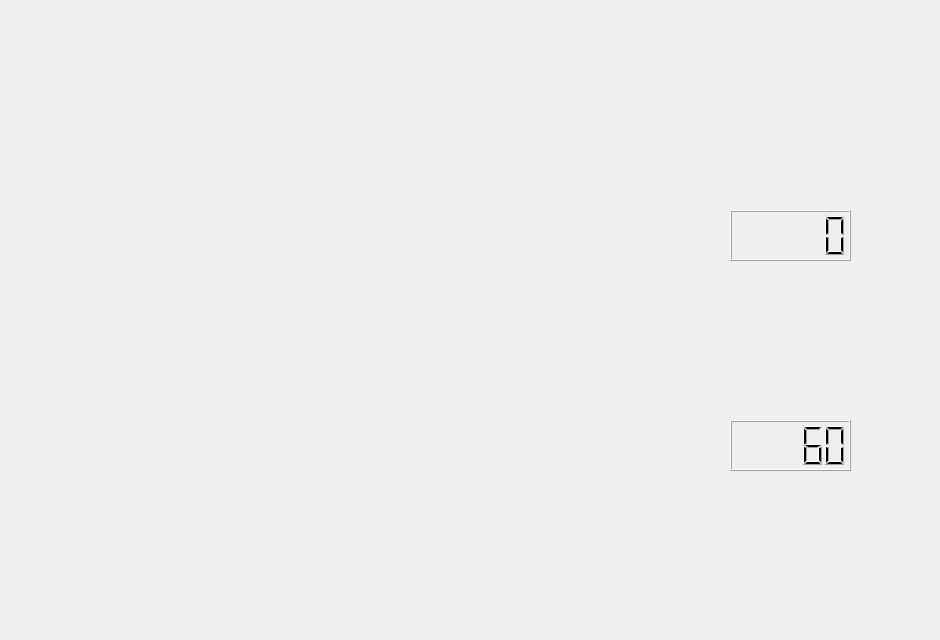
This is gamewindow.ui in huangdu-moyu/Renju as Qt 5 draws it before an edit. The edited form follows.
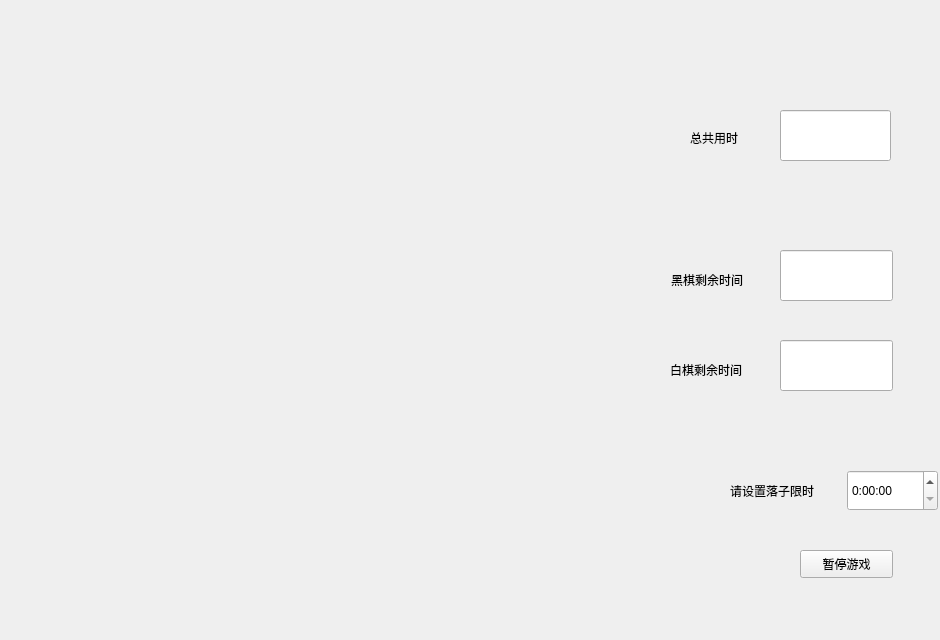
This is the edited form.

Patch:
```diff
--- a/gamewindow.ui
+++ b/gamewindow.ui
@@ -13,53 +13,122 @@
   <property name="windowTitle">
    <string>Form</string>
   </property>
-  <widget class="QLCDNumber" name="blackTimer">
-   <property name="enabled">
-    <bool>true</bool>
+  <widget class="QLineEdit" name="lineEdit_black">
+   <property name="geometry">
+    <rect>
+     <x>780</x>
+     <y>250</y>
+     <width>113</width>
+     <height>51</height>
+    </rect>
    </property>
+  </widget>
+  <widget class="QLineEdit" name="lineEdit_white">
    <property name="geometry">
     <rect>
-     <x>730</x>
-     <y>210</y>
-     <width>121</width>
+     <x>780</x>
+     <y>340</y>
+     <width>113</width>
      <height>51</height>
     </rect>
    </property>
-   <property name="font">
-    <font>
-     <family>Algerian</family>
-    </font>
+  </widget>
+  <widget class="QTimeEdit" name="timeEdit">
+   <property name="geometry">
+    <rect>
+     <x>847</x>
+     <y>470</y>
+     <width>91</width>
+     <height>41</height>
+    </rect>
    </property>
-   <property name="toolTipDuration">
-    <number>0</number>
+   <property name="displayFormat">
+    <string>H:mm:ss</string>
    </property>
-  </widget>
-  <widget class="QLCDNumber" name="whiteTimer">
-   <property name="enabled">
-    <bool>true</bool>
+   <property name="timeSpec">
+    <enum>Qt::LocalTime</enum>
    </property>
+   <property name="time">
+    <time>
+     <hour>0</hour>
+     <minute>0</minute>
+     <second>0</second>
+    </time>
+   </property>
+  </widget>
+  <widget class="QLabel" name="label">
    <property name="geometry">
     <rect>
      <x>730</x>
-     <y>420</y>
-     <width>121</width>
-     <height>51</height>
+     <y>470</y>
+     <width>111</width>
+     <height>41</height>
     </rect>
    </property>
-   <property name="autoFillBackground">
-    <bool>false</bool>
+   <property name="text">
+    <string>请设置落子限时</string>
    </property>
-   <property name="inputMethodHints">
-    <set>Qt::ImhNone</set>
+  </widget>
+  <widget class="QPushButton" name="btnStop">
+   <property name="geometry">
+    <rect>
+     <x>800</x>
+     <y>550</y>
+     <width>93</width>
+     <height>28</height>
+    </rect>
    </property>
-   <property name="segmentStyle">
-    <enum>QLCDNumber::Filled</enum>
+   <property name="text">
+    <string>暂停游戏</string>
    </property>
-   <property name="value" stdset="0">
-    <double>60.000000000000000</double>
+  </widget>
+  <widget class="QLabel" name="label_2">
+   <property name="geometry">
+    <rect>
+     <x>671</x>
+     <y>270</y>
+     <width>91</width>
+     <height>20</height>
+    </rect>
    </property>
-   <property name="intValue" stdset="0">
-    <number>60</number>
+   <property name="text">
+    <string>黑棋剩余时间</string>
+   </property>
+  </widget>
+  <widget class="QLabel" name="label_3">
+   <property name="geometry">
+    <rect>
+     <x>670</x>
+     <y>360</y>
+     <width>91</width>
+     <height>20</height>
+    </rect>
+   </property>
+   <property name="text">
+    <string>白棋剩余时间</string>
+   </property>
+  </widget>
+  <widget class="QLineEdit" name="lineEdit_total">
+   <property name="geometry">
+    <rect>
+     <x>780</x>
+     <y>110</y>
+     <width>111</width>
+     <height>51</height>
+    </rect>
+   </property>
+  </widget>
+  <widget class="QLabel" name="label_4">
+   <property name="geometry">
+    <rect>
+     <x>690</x>
+     <y>130</y>
+     <width>72</width>
+     <height>15</height>
+    </rect>
+   </property>
+   <property name="text">
+    <string>总共用时</string>
    </property>
   </widget>
  </widget>
```
